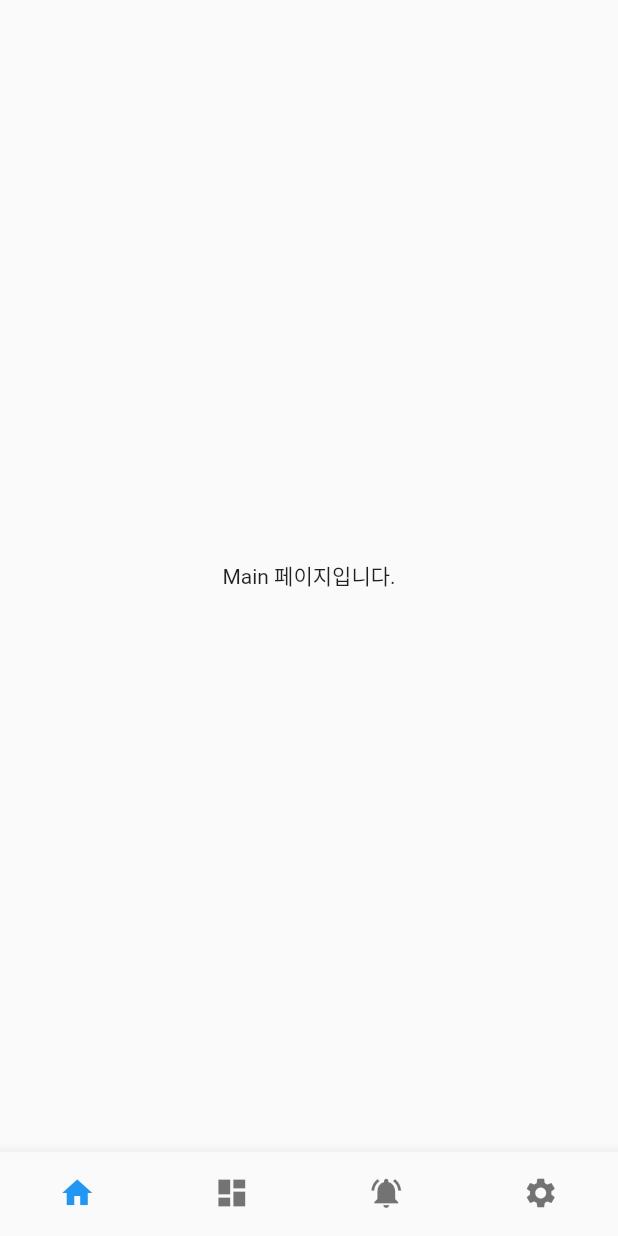
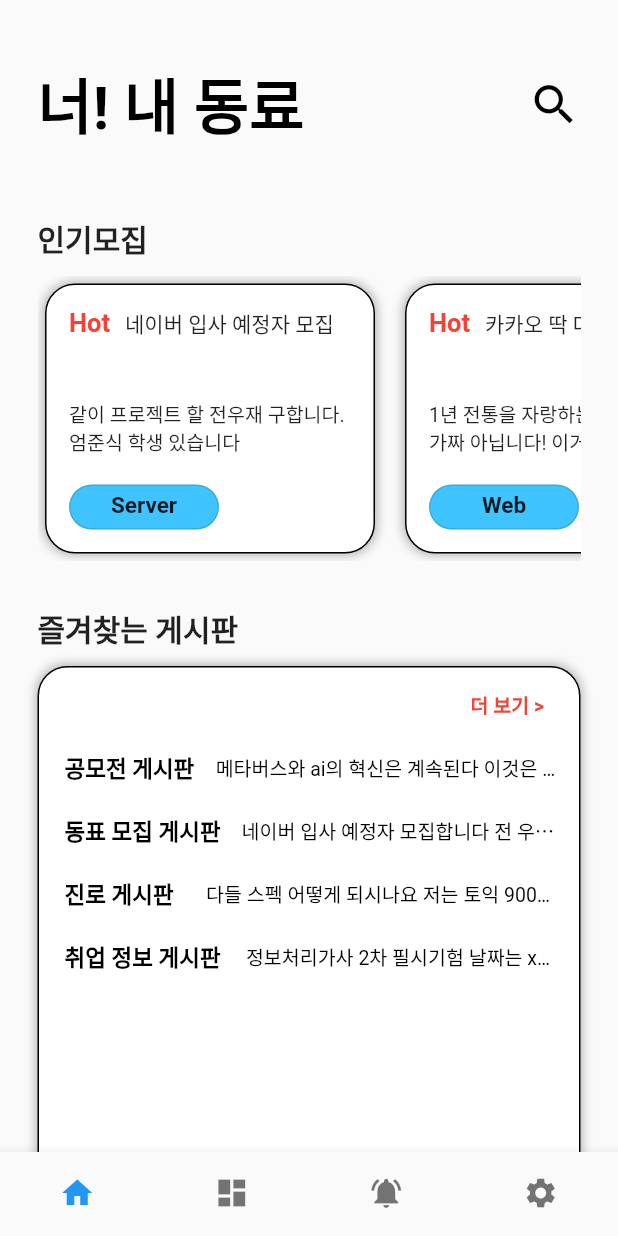
Before and after one commit to NKLCBJoin/Kimi-no-nakama-ni-naru, a Flutter app: the screen it shows after launch, on a phone screen of 412 x 824 dp. Run offline on Flutter 3.47's test engine with Material 2 defaults, Android fonts, the phone set to English and light mode, and no system bars.

Commit message:
homepage upgrade
홈페이지 추가, 연결

```diff
--- a/app_flutter/lib/View/common_UI/bottomNav.dart
+++ b/app_flutter/lib/View/common_UI/bottomNav.dart
@@ -1,6 +1,7 @@
 import 'package:flutter/material.dart';
 import 'package:you_my_colleague/View/alarm.dart';
 import 'package:you_my_colleague/View/board_main.dart';
+import 'package:you_my_colleague/View/homepage.dart';
 import 'package:you_my_colleague/View/settings.dart';
 import 'package:you_my_colleague/View/test.dart';
 
@@ -15,7 +16,7 @@ class bottomNav extends StatefulWidget {
 class _bottomNavState extends State<bottomNav> {
   int _selectedIndex = 0;
   final List<Widget> _children = <Widget>[
-    testPage(),
+    HomePage2(),
     Board_main(),
     alarmPage(),
     SettingPage(),
--- a/app_flutter/lib/View/homepage.dart
+++ b/app_flutter/lib/View/homepage.dart
@@ -1,110 +1,248 @@
 import 'package:flutter/material.dart';
 //이용구
 
-void main() {
-  runApp(const MyApp());
-}
+class HomePage2 extends StatelessWidget {
+  const HomePage2({Key? key}) : super(key: key);
 
-class MyApp extends StatelessWidget {
-  const MyApp({super.key});
-
-  // This widget is the root of your application.
-  @override
-  Widget build(BuildContext context) {
-    return MaterialApp(
-      title: 'Flutter Demo',
-      theme: ThemeData(
-        primarySwatch: Colors.blue,
-      ),
-      home: ExPage(),
-    );
-  }
-}
-
-class ExPage extends StatefulWidget {
-  const ExPage({Key? key}) : super(key: key);
-
-  @override
-  State<ExPage> createState() => _ExPageState();
-}
-
-class _ExPageState extends State<ExPage> {
   @override
   Widget build(BuildContext context) {
     return Scaffold(
-      bottomNavigationBar: BottomNavigationBar(
-          currentIndex: 2,
-          items: const[
-            BottomNavigationBarItem(
-              icon: Icon(Icons.home),
-              label: 'home',
+      body: Center(
+        child: SingleChildScrollView(
+          child: Column(
+            children: [
+              Container(
+                padding: EdgeInsets.fromLTRB(25, 40, 25, 25),
+                child: Row(
+                  mainAxisAlignment: MainAxisAlignment.spaceBetween,
+                  children: [
+                    Text(
+                      '너! 내 동료',
+                      style: TextStyle(
+                          fontSize: 40,
+                          fontWeight: FontWeight.bold,
+                          color: Colors.black),
                     ),
-            BottomNavigationBarItem(
-                icon: Icon(Icons.search),
-                label: 'list'
+                    Icon(
+                      Icons.search,
+                      color: Colors.black,
+                      size: 35,
                     ),
-            BottomNavigationBarItem(
-                icon: Icon(Icons.person),
-                label: 'Account'
+                  ],
                 ),
-            BottomNavigationBarItem(
-                icon: Icon(Icons.home),
-                label: 'setting'
+              ),
+              SizedBox(height: 20),
+
+              Container(
+                padding: EdgeInsets.fromLTRB(25, 0, 25, 0),
+                child: Column(
+                  children: [
+
+                    Container(
+                      child: Row(
+                        mainAxisAlignment: MainAxisAlignment.start,
+                        children: [
+                          Text('인기모집', style: TextStyle(fontSize: 20, fontWeight: FontWeight.bold,),),
+                        ],
+                      ),
                     ),
 
 
-          ]),
+                    SizedBox(height: 10),
 
-    );
-  }
-}
+                    Container( //옆으로 스크롤 하기 위한 컨테이너
+                      child: SingleChildScrollView(
+                        scrollDirection: Axis.horizontal,
+                        child: Row(
+                          children: [
 
-class Expage2 extends StatefulWidget {
-  const Expage2({Key? key}) : super(key: key);
+                            //hotbox
+                            Hotbox('네이버 입사 예정자 모집', '같이 프로젝트 할 전우재 구합니다. 엄준식 학생 있습니다', 'Server'),
+                            SizedBox(width: 10),
 
-  @override
-  State<Expage2> createState() => _Expage2State();
-}
+                            Hotbox('카카오 딱 대!', '1년 전통을 자랑하는 카카오 딱 대! 가짜 아닙니다! 이거 진짜야~', 'Web'),
+                            SizedBox(width: 10),
 
-class _Expage2State extends State<Expage2> {
-  @override
-  Widget build(BuildContext context) {
-    return Scaffold(
-      appBar: AppBar(
-        title: const Text('너 내 동료'),
+                            Hotbox('자네 이미지는 이미 지났나? 깔깔', '웃었다면 지금 당장 지원하세요!', 'Image'),
+                            SizedBox(width: 10),
+
+                          ],
                         ),
-      body: Container(
+                      ),
+                    ),
 
-        margin: EdgeInsets.symmetric(vertical: 20.0),
 
-        height: 200.0,
 
-        child: ListView(
-          scrollDirection: Axis.horizontal,
-          children: <Widget>[
+                    SizedBox(height: 30),
+
                     Container(
-              width: 160.0,
-              color: Colors.red,
+                      child: Row(
+                        mainAxisAlignment: MainAxisAlignment.start,
+                        children: [
+                          Text('즐겨찾는 게시판', style: TextStyle(fontSize: 20, fontWeight: FontWeight.bold,),),
+                        ],
                       ),
+                    ),
+
+                    SizedBox(height: 10),
+
                     Container(
-              width: 160.0,
-              color: Colors.blue,
+                      height: 600, //길이 늘려서 반응형 확인하기
+                      // 패딩 속성
+                      padding: EdgeInsets.all(15),
+                      decoration: BoxDecoration(
+                        boxShadow: [
+                          BoxShadow(
+                            color: Color(0xffb2b2b2),
+                            blurRadius: 5,
+                            spreadRadius: 1,
                           ),
+                        ],
+
+                        color: Colors.white,
+                        borderRadius: BorderRadius.all(
+                          Radius.circular(20),
+                        ),
+
+                        border: Border.all(
+                          color: Colors.black,
+                          width: 1,
+                        ),
+                      ),
+                      child: Column(
+                        children: [
                           Container(
-              width: 160.0,
-              color: Colors.green,
+                              child: Row(
+                                mainAxisAlignment: MainAxisAlignment.end,
+                                children: [
+                                  Text('더 보기 > ', style: TextStyle(fontSize: 13, fontWeight: FontWeight.bold, color: Colors.red)),
+                                  SizedBox(width: 5),
+                                ],
+                              )),
+                          SizedBox(height: 20),
+
+                          board('공모전 게시판',"메타버스와 ai의 혁신은 계속된다 이것은 4차선업은 혁신 그자체!!!"),
+                          SizedBox(height: 17,),
+                          board('동표 모집 게시판','네이버 입사 예정자 모집합니다 전 우재 입니다. 엄 준식'),
+                          SizedBox(height: 17,),
+                          board('진로 게시판',' 다들 스펙 어떻게 되시나요 저는 토익 900점에 여러가지 공모전을 했씁니다'),
+                          SizedBox(height: 17,),
+                          board('취업 정보 게시판', '정보처리가사 2차 필시기험 날짜는 x월 xx일입니다 잊지말고 신청하세요'),
+                          SizedBox(height: 17,),
+
+                        ],
                       ),
-            Container(
-              width: 160.0,
-              color: Colors.yellow,
                     ),
-            Container(
-              width: 160.0,
-              color: Colors.orange,
-            )
+
+
                   ],
+                ),
+              ),
+            ],
+          ),
         ),
       ),
     );
   }
+
+
+  //인기모집 박스 위젯 틀
+  Widget Hotbox(String name, String content, String detail){
+    return Container(
+      width: 220,
+      height: 180,
+      // 패딩 속성
+      padding: EdgeInsets.all(15),
+      margin: EdgeInsets.all(5),
+
+      decoration: BoxDecoration(
+
+        boxShadow: [
+          BoxShadow(
+            color: Color(0xffb2b2b2),
+            blurRadius: 5,
+            spreadRadius: 1,
+          ),
+        ],
+
+        color: Colors.white,
+        borderRadius: BorderRadius.all(
+          Radius.circular(20),
+        ),
+
+        border: Border.all(
+          color: Colors.black,
+          width: 1,
+        ),
+      ),
+      child: Column(
+        children: [
+          Row(
+            children: [
+              Text('Hot', style: TextStyle(fontSize: 17, fontWeight: FontWeight.bold, color: Colors.red),),
+              SizedBox(width: 10),
+              Expanded(child: Text(name)),
+            ],
+          ),
+          SizedBox(height: 40),
+          Expanded(child: Text(content,style: TextStyle(fontSize: 13),)),
+
+
+          Row(
+            //mainAxisAlignment: MainAxisAlignment.start,
+            children: [
+              Container(
+                width: 100,
+                height: 30,
+
+                padding: EdgeInsets.all(4),
+
+                decoration: BoxDecoration(
+                  color: Colors.lightBlueAccent,
+                  borderRadius: BorderRadius.all(Radius.circular(70),),
+                  border: Border.all(color: Colors.black12, width: 1,),
+                ),
+                child: Text(detail,textAlign: TextAlign.center,
+                  style: TextStyle(fontWeight: FontWeight.bold, fontSize: 15,),),
+              ),
+            ],
+          ),
+
+        ],
+      ),
+    );
   }
+
+//즐겨 찾는 게시판 부분 위젯 틀
+  Widget board(String name, String content){
+    return  Center(
+        child: Container(
+          height: 25,
+          child: Row(
+            mainAxisAlignment: MainAxisAlignment.start,
+            children: [
+              Padding(
+                padding: const EdgeInsets.all(2.0),
+                child: Text(name, style: TextStyle(fontSize: 15, fontWeight: FontWeight.bold, color: Colors.black)),
+              ),
+              Expanded(
+                  flex: 1,
+                  child: Container(
+                    width: 3,
+                  )),
+              Expanded(
+                  flex: 20,
+                  child: Container(
+                      child: Text(
+                        content,
+                        style: TextStyle(fontSize: 13, color: Colors.black),
+                        overflow: TextOverflow.ellipsis,
+                        textAlign: TextAlign.center,
+                      )
+                  ))
+            ],
+          ),
+        ));
+  }
+
+}
```
Lines whose indentation alone changed are shown as unchanged.
